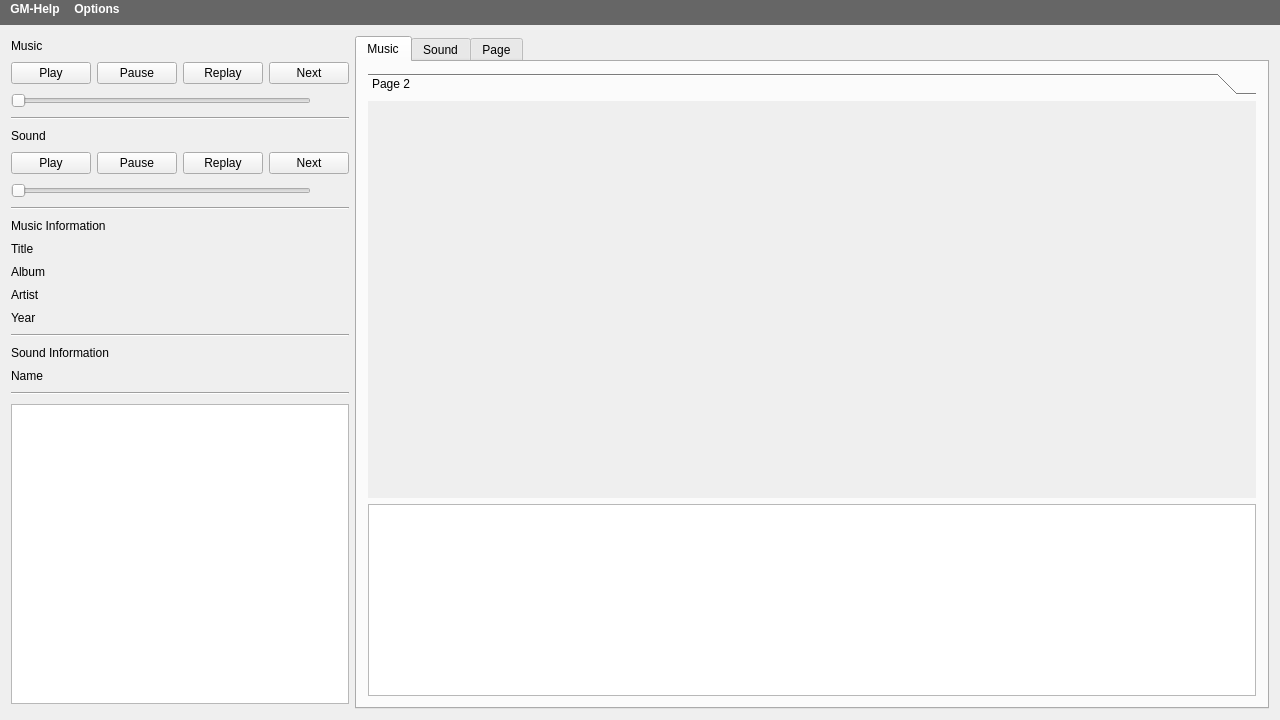
This is C++Project/GM-Companion/mainwindow.ui in PhilInTheGaps/GM-Companion as Qt 5 draws it before an edit. The edited form follows.
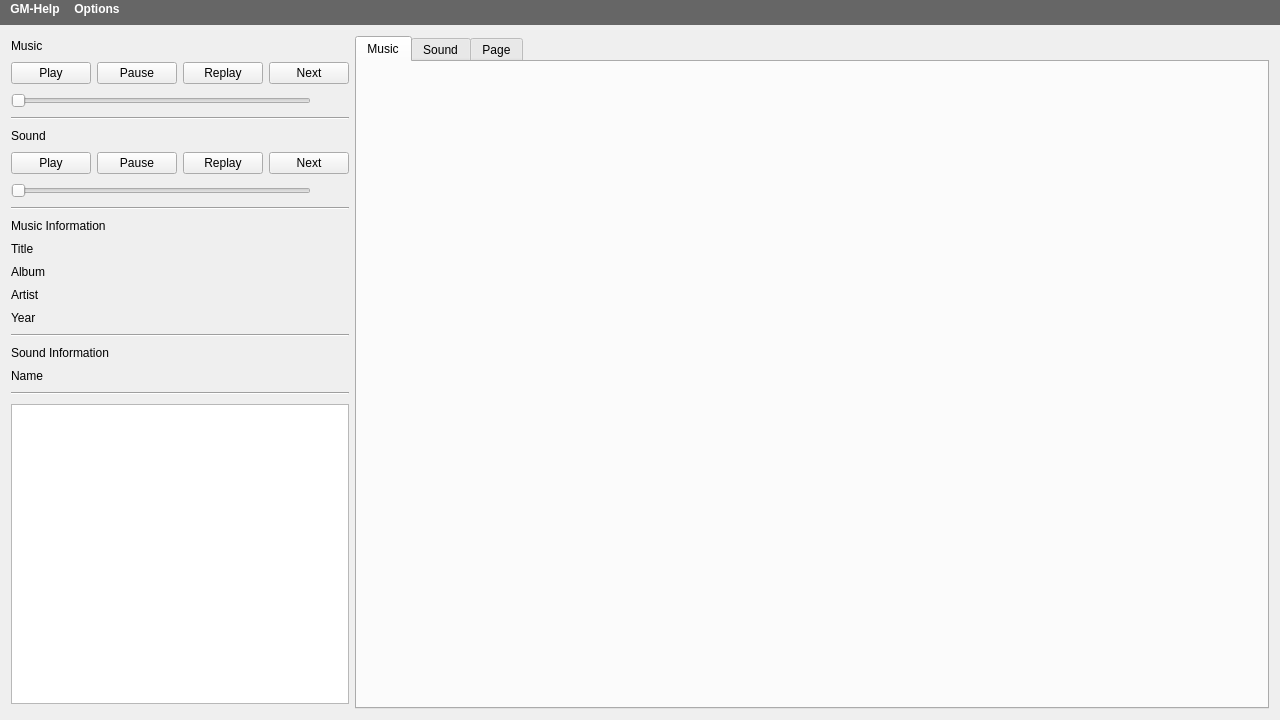
This is the edited form. Icons and pictures are not drawn.

Commit message: Added more settings and music list view

```diff
--- a/C++Project/GM-Companion/mainwindow.ui
+++ b/C++Project/GM-Companion/mainwindow.ui
@@ -340,95 +340,6 @@
        <attribute name="title">
         <string>Music</string>
        </attribute>
-       <layout class="QVBoxLayout" name="verticalLayout_3">
-        <item>
-         <widget class="QToolBox" name="toolBoxMusic">
-          <property name="sizePolicy">
-           <sizepolicy hsizetype="Expanding" vsizetype="Expanding">
-            <horstretch>0</horstretch>
-            <verstretch>0</verstretch>
-           </sizepolicy>
-          </property>
-          <property name="currentIndex">
-           <number>0</number>
-          </property>
-          <widget class="QWidget" name="page_2">
-           <property name="geometry">
-            <rect>
-             <x>0</x>
-             <y>0</y>
-             <width>884</width>
-             <height>407</height>
-            </rect>
-           </property>
-           <attribute name="label">
-            <string>Page 2</string>
-           </attribute>
-           <layout class="QVBoxLayout" name="verticalLayout_4"/>
-          </widget>
-         </widget>
-        </item>
-        <item>
-         <widget class="QTreeWidget" name="treeWidget">
-          <property name="sizePolicy">
-           <sizepolicy hsizetype="Expanding" vsizetype="Maximum">
-            <horstretch>0</horstretch>
-            <verstretch>0</verstretch>
-           </sizepolicy>
-          </property>
-          <property name="maximumSize">
-           <size>
-            <width>16777215</width>
-            <height>350</height>
-           </size>
-          </property>
-          <property name="font">
-           <font>
-            <weight>50</weight>
-            <bold>false</bold>
-           </font>
-          </property>
-          <attribute name="headerVisible">
-           <bool>false</bool>
-          </attribute>
-          <attribute name="headerCascadingSectionResizes">
-           <bool>false</bool>
-          </attribute>
-          <attribute name="headerDefaultSectionSize">
-           <number>150</number>
-          </attribute>
-          <attribute name="headerHighlightSections">
-           <bool>true</bool>
-          </attribute>
-          <attribute name="headerShowSortIndicator" stdset="0">
-           <bool>true</bool>
-          </attribute>
-          <attribute name="headerStretchLastSection">
-           <bool>true</bool>
-          </attribute>
-          <column>
-           <property name="text">
-            <string>Title</string>
-           </property>
-          </column>
-          <column>
-           <property name="text">
-            <string>Album</string>
-           </property>
-          </column>
-          <column>
-           <property name="text">
-            <string>Artist</string>
-           </property>
-          </column>
-          <column>
-           <property name="text">
-            <string>Year</string>
-           </property>
-          </column>
-         </widget>
-        </item>
-       </layout>
       </widget>
       <widget class="QWidget" name="tabSound">
        <attribute name="title">
```
Left out of the diff: 23 changed lines with no effect on the pictures. The commit also changes 4 other files.
